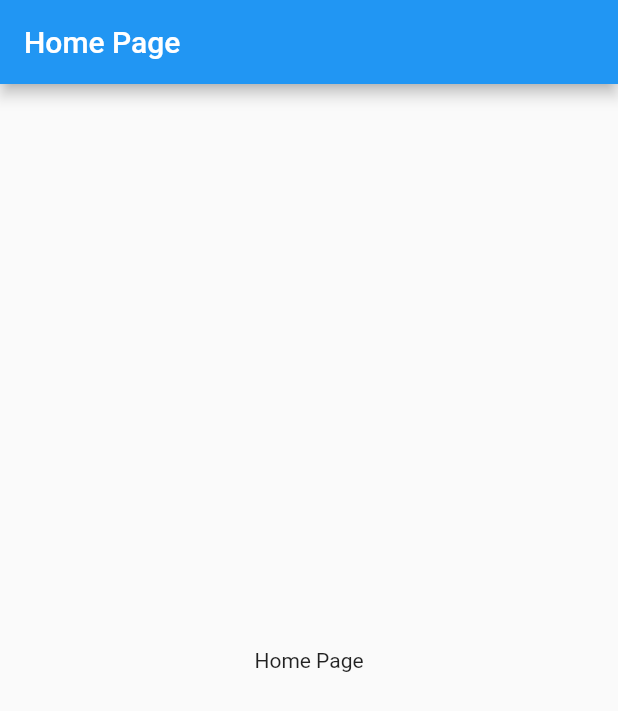
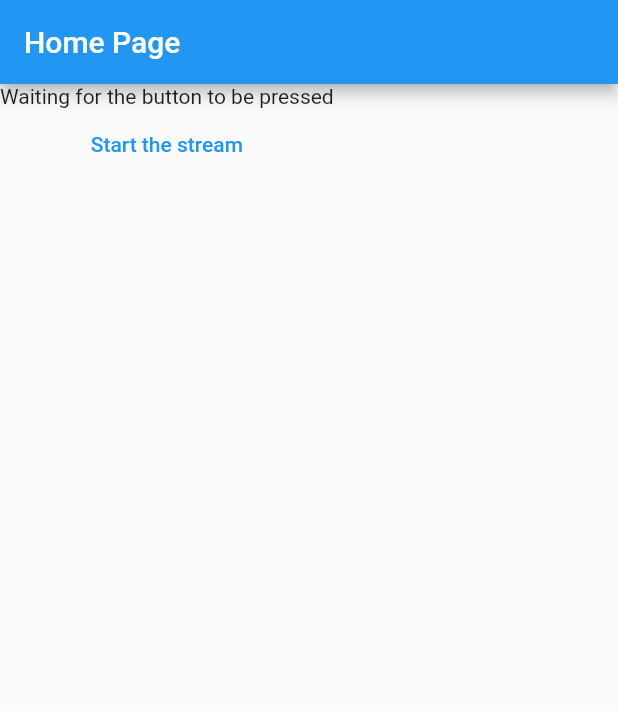
Before and after one commit to himanshudeveloper/testingrxdart_cour, a Flutter app: the screen it shows after launch, on a phone screen of 412 x 824 dp. Shown: the top 711 px of the screen. Run offline on Flutter 3.47's test engine with Material 2 defaults, Android fonts, the light colour scheme and no system bars; our stand-ins replace rxdart; missing offline and left inert: dart:html.

Commit message:
switch map step 7

```diff
--- a/lib/main.dart
+++ b/lib/main.dart
@@ -26,26 +26,6 @@ class MyApp extends StatelessWidget {
   }
 }
 
-void testit() async {
-  final stream1 = Stream.periodic(
-      const Duration(seconds: 1), (count) => 'Stream 1, count = $count');
-  final stream2 = Stream.periodic(
-      const Duration(seconds: 1), (count) => 'Stream 2, count = $count');
-  // final combined = Rx.combineLatest2(
-  //     stream1, stream2, (one, two) => 'One = $one, two = $two');
-
-  final mergerresult =
-      Rx.zip2(stream1, stream2, (a, b) => 'Zipped result, A = $a, B = $b');
-
-  final result = stream1.concatWith([stream2]);
-  //final combined = Rx.concat([stream1, stream2]);
-  // stream1, stream2, (one, two) => 'One = $one, two = $two');
-
-  await for (final value in mergerresult) {
-    value.log();
-  }
-}
-
 class MyHomePage extends StatefulWidget {
   const MyHomePage({super.key});
 
@@ -54,23 +34,50 @@ class MyHomePage extends StatefulWidget {
 }
 
 class _MyHomePageState extends State<MyHomePage> {
+  late final BehaviorSubject<DateTime> subject;
+  late final Stream<String> streamsOfStrings;
+
   @override
   void initState() {
-    // TODO: implement initState
     super.initState();
-    testit();
+    subject = BehaviorSubject<DateTime>();
+    streamsOfStrings = subject.switchMap((dateTime) => Stream.periodic(
+        Duration(seconds: 1),
+        (count) => 'Stream count = $count, datetime = $dateTime'));
+  }
+
+  @override
+  void dispose() {
+    subject.close();
+
+    super.dispose();
   }
 
   @override
   Widget build(BuildContext context) {
     return Scaffold(
-      appBar: AppBar(
-        title: Text("Home Page"),
-      ),
-      body: Center(
-        child: Padding(
-            padding: const EdgeInsets.all(8.0), child: Text("Home Page")),
-      ),
-    );
+        appBar: AppBar(
+          title: Text("Home Page"),
+        ),
+        body: Column(
+          children: [
+            StreamBuilder<String>(
+              builder: (context, snapshot) {
+                if (snapshot.hasData) {
+                  final string = snapshot.requireData;
+                  return Text(string);
+                } else {
+                  return const Text("Waiting for the button to be pressed");
+                }
+              },
+              stream: streamsOfStrings,
+            ),
+            TextButton(
+                onPressed: () {
+                  subject.add(DateTime.now());
+                },
+                child: const Text("Start the stream")),
+          ],
+        ));
   }
 }
```
